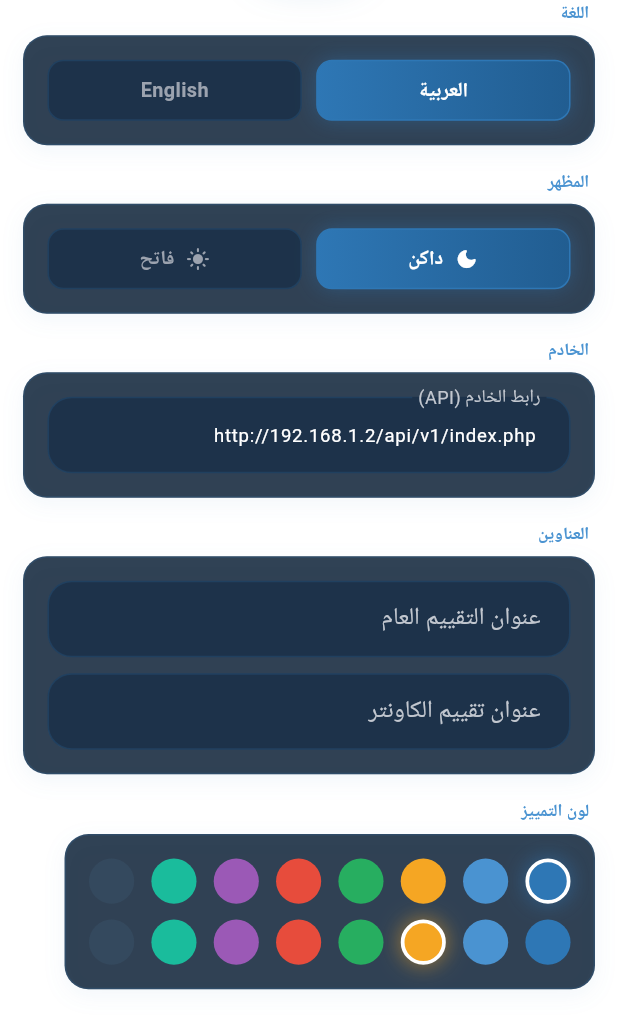
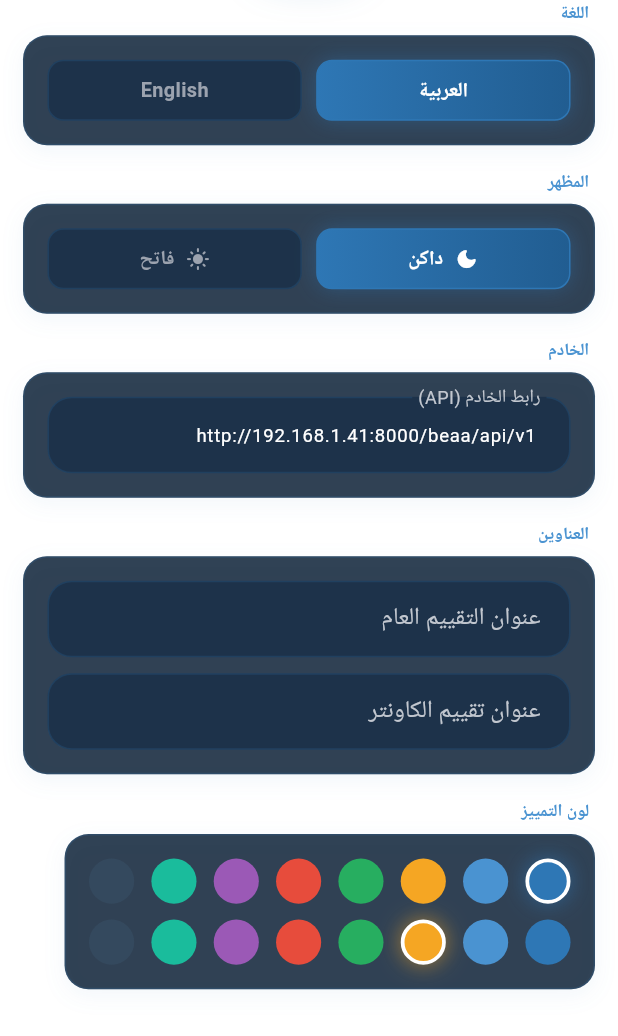
Before and after one commit to ideal-chip/MEQS-Queueing-system, a Flutter app: the SettingsScreen screen opened directly, on a phone screen of 412 x 824 dp, the part 200-1236 px from its top. Run offline on Flutter 3.47's test engine with Material 3 defaults, Android fonts, the phone set to English and light mode, and no system bars; our stand-ins replace flutter_screenutil, get, get_storage, google_fonts; accounts and stored records are empty; network calls fail; Roboto replaces fonts that are missing (Cairo).

Commit message:
new changes

```diff
--- a/mobile_app/lib/app/core/constants/app_defaults.dart
+++ b/mobile_app/lib/app/core/constants/app_defaults.dart
@@ -10,7 +10,7 @@
   AppDefaults._();
 
   /// Server address. Overridable at runtime from the Settings screen.
-  static const String apiBaseUrl = 'http://192.168.1.2/api/v1/index.php';
+  static const String apiBaseUrl = 'http://192.168.1.41:8000/beaa/api/v1';
 
   // Brand palette (iDEAL-Q logo): blue primary, gold accent, on deep navy.
   static const Color primaryColor = AppColors.blue;
--- a/mobile_app/lib/app/presentation/screens/settings/settings_screen.dart
+++ b/mobile_app/lib/app/presentation/screens/settings/settings_screen.dart
@@ -81,7 +81,7 @@
                   title: 'settings_server'.tr,
                   child: _TextSetting(
                     label: 'api_base_url'.tr,
-                    hint: 'http://192.168.1.2/api/v1/index.php',
+                    hint: 'http://192.168.1.41:8000/beaa/api/v1',
                     initial: settings.apiBaseUrl.value,
                     onSaved: settings.updateApiBaseUrl,
                   ),
```
Also changed, not shown: 1 other file.
